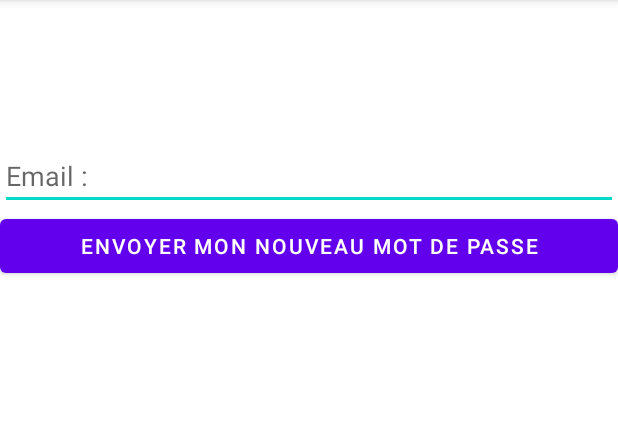
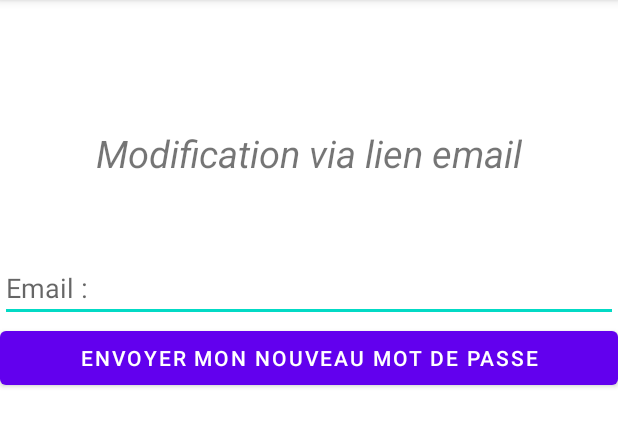
Before and after one commit to lesslefou/Hackathon, an Android app: the ResetPassword screen opened directly, with no data from a screen before it, on a phone screen of 412 x 824 dp, the part 84-531 px from its top. Run offline under Robolectric (Android 15) with nearby library versions, the phone set to English and light mode, and no system bars; our stand-ins replace Firebase (no records; nobody signed in at launch, a user with empty details on screens opened directly).

Commit message:
Ajout de l'activité MAP + Modif reset/change password

```diff
--- a/app/src/main/res/layout/activity_reset_password.xml
+++ b/app/src/main/res/layout/activity_reset_password.xml
@@ -15,9 +15,24 @@
         android:textStyle="bold"
         android:textSize="25sp"
         android:layout_marginTop="30dp"
+        android:layout_marginBottom="10dp"
         app:layout_constraintTop_toTopOf="parent"
+        app:layout_constraintBottom_toTopOf="@+id/phrase"
         app:layout_constraintStart_toStartOf="parent"
         app:layout_constraintEnd_toEndOf="parent"/>
+
+    <TextView
+        android:id="@+id/phrase"
+        android:layout_width="wrap_content"
+        android:layout_height="wrap_content"
+        android:text="@string/indicationMdp"
+        android:textStyle="italic"
+        android:textSize="25sp"
+        android:layout_marginTop="10dp"
+        app:layout_constraintTop_toBottomOf="@+id/title"
+        app:layout_constraintBottom_toTopOf="@+id/emailField"
+        app:layout_constraintStart_toStartOf="parent"
+        app:layout_constraintEnd_toEndOf="parent" />
 
     <EditText
         android:id="@+id/emailField"
@@ -25,8 +40,8 @@
         android:layout_height="wrap_content"
         android:hint="@string/email"
         android:inputType="textEmailAddress"
-        app:layout_constraintTop_toBottomOf="@id/title"
-        android:layout_marginTop="30dp"
+        app:layout_constraintTop_toBottomOf="@id/phrase"
+        android:layout_marginTop="50dp"
         app:layout_constraintStart_toStartOf="parent"/>
 
     <Button
--- a/app/src/main/res/values/strings.xml
+++ b/app/src/main/res/values/strings.xml
@@ -26,6 +26,7 @@
     <string name="changePassword">Modifier Mot de Passe</string>
     <string name="resetbyEmail">Envoyer mon nouveau mot de passe</string>
     <string name="resetPage">Réinitialiser votre mot de passe</string>
+    <string name="indicationMdp">Modification via lien email</string>
     <string name="logout">Se déconnecter</string>
     <string name="unsubscribe">Se désincrire</string>
     <string name="setting">Paramètres</string>
@@ -47,10 +48,11 @@
     <string name="yes_answer">Oui</string>
     <string name="dialogue_message_unsubscribe">Êtes-vous sûr de vouloir quitter notre application ?</string>
     <string name="account_deleted">Compte supprimé</string>
-
     <string name="map">Map</string>
     <string name="historique">Historique</string>
     <string name="statistique">Statistiques</string>
-    <!-- TODO: Remove or change this placeholder text -->
-    <string name="hello_blank_fragment">Hello blank fragment</string>
+    <string name="MapDrone">Map Drone</string>
+    <string name="position_drone">Position actuelle du drone : </string>
+
+
 </resources>
```
Also changed, not shown: app/src/main/AndroidManifest.xml (+3 -10 lines), app/src/main/java/lisa/duterte/hackathon/Map.java (+69 -3 lines), app/src/main/res/layout/activity_map.xml (+45 -2 lines).
